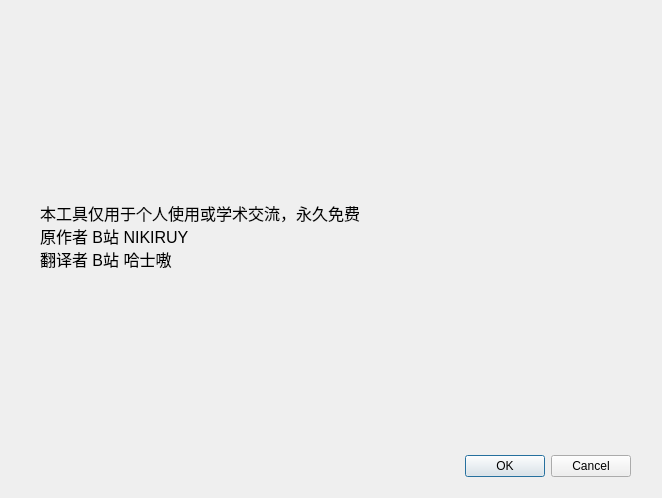
First picture: the form in welcomedialog.ui, repository A-SunsetMkt-Forks/wuwaBackendTool, before the edit.
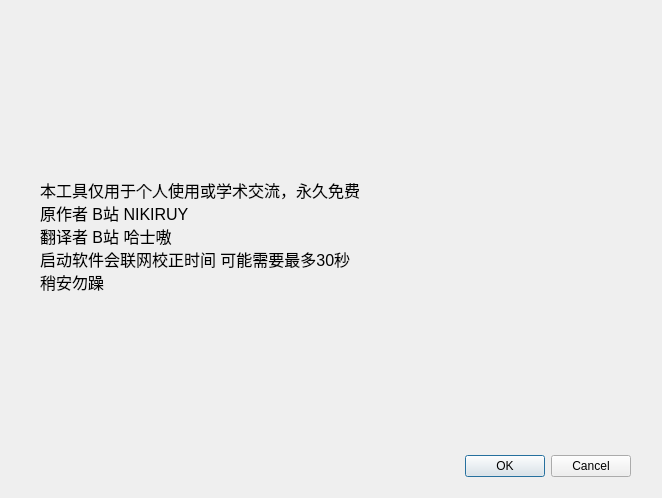
Second picture: the form after the edit.

What changed in the file:
```diff
--- a/welcomedialog.ui
+++ b/welcomedialog.ui
@@ -46,7 +46,9 @@
    <property name="text">
     <string>本工具仅用于个人使用或学术交流，永久免费
 原作者 B站 NIKIRUY
-翻译者 B站 哈士嗷</string>
+翻译者 B站 哈士嗷
+启动软件会联网校正时间 可能需要最多30秒
+稍安勿躁</string>
    </property>
   </widget>
  </widget>
```
